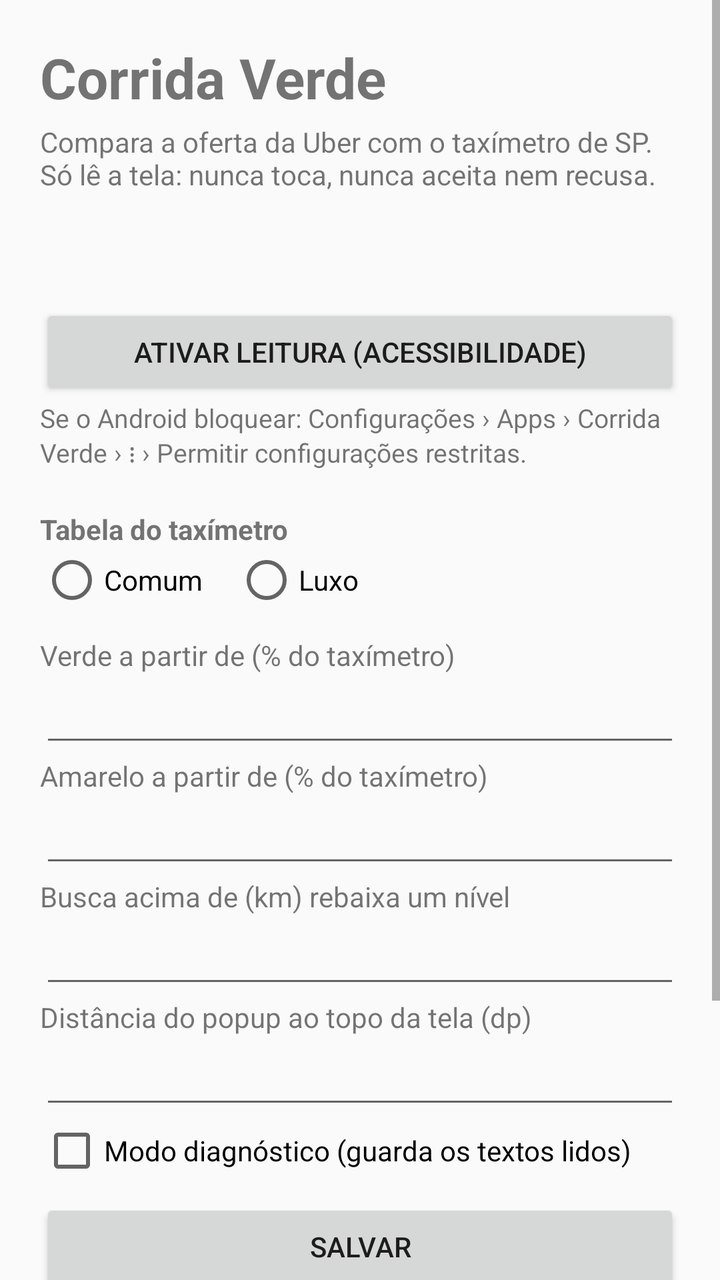
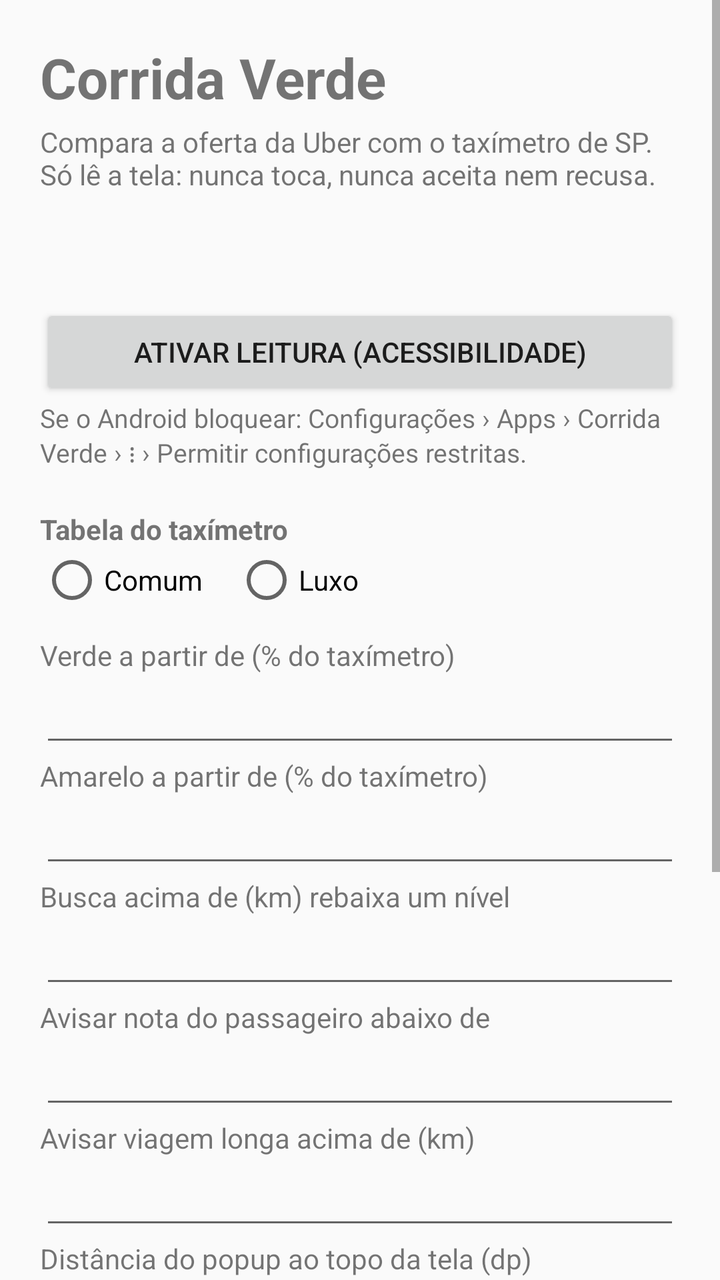

Screens rendered from an Android XML layout before and after an edit, with the pre-edit source and the edit as a unified diff.
<!-- AndroidManifest.xml: application theme android:Theme.Material.Light -->
<!-- res/layout/activity_main.xml -->
<?xml version="1.0" encoding="utf-8"?>
<ScrollView xmlns:android="http://schemas.android.com/apk/res/android"
    android:layout_width="match_parent"
    android:layout_height="match_parent"
    android:fitsSystemWindows="true">

    <LinearLayout
        android:layout_width="match_parent"
        android:layout_height="wrap_content"
        android:orientation="vertical"
        android:padding="20dp">

        <TextView
            android:layout_width="wrap_content"
            android:layout_height="wrap_content"
            android:text="Corrida Verde"
            android:textSize="28sp"
            android:textStyle="bold" />

        <TextView
            android:layout_width="wrap_content"
            android:layout_height="wrap_content"
            android:layout_marginTop="4dp"
            android:text="Compara a oferta da Uber com o taxímetro de SP. Só lê a tela: nunca toca, nunca aceita nem recusa." />

        <TextView
            android:id="@+id/status"
            android:layout_width="wrap_content"
            android:layout_height="wrap_content"
            android:layout_marginTop="16dp"
            android:textSize="16sp"
            android:textStyle="bold" />

        <TextView
            android:id="@+id/versao"
            android:layout_width="wrap_content"
            android:layout_height="wrap_content"
            android:textSize="13sp" />

        <Button
            android:id="@+id/ativar"
            android:layout_width="match_parent"
            android:layout_height="wrap_content"
            android:text="Ativar leitura (Acessibilidade)" />

        <TextView
            android:layout_width="wrap_content"
            android:layout_height="wrap_content"
            android:text="Se o Android bloquear: Configurações › Apps › Corrida Verde › ⋮ › Permitir configurações restritas."
            android:textSize="13sp" />

        <TextView
            android:layout_width="wrap_content"
            android:layout_height="wrap_content"
            android:layout_marginTop="20dp"
            android:text="Tabela do taxímetro"
            android:textStyle="bold" />

        <RadioGroup
            android:layout_width="wrap_content"
            android:layout_height="wrap_content"
            android:orientation="horizontal">

            <RadioButton
                android:id="@+id/comum"
                android:layout_width="wrap_content"
                android:layout_height="wrap_content"
                android:text="Comum" />

            <RadioButton
                android:id="@+id/luxo"
                android:layout_width="wrap_content"
                android:layout_height="wrap_content"
                android:layout_marginStart="16dp"
                android:text="Luxo" />
        </RadioGroup>

        <TextView
            android:layout_width="wrap_content"
            android:layout_height="wrap_content"
            android:layout_marginTop="12dp"
            android:text="Verde a partir de (% do taxímetro)" />

        <EditText
            android:id="@+id/limiteVerde"
            android:layout_width="match_parent"
            android:layout_height="wrap_content"
            android:inputType="number" />

        <TextView
            android:layout_width="wrap_content"
            android:layout_height="wrap_content"
            android:text="Amarelo a partir de (% do taxímetro)" />

        <EditText
            android:id="@+id/limiteAmarelo"
            android:layout_width="match_parent"
            android:layout_height="wrap_content"
            android:inputType="number" />

        <TextView
            android:layout_width="wrap_content"
            android:layout_height="wrap_content"
            android:text="Busca acima de (km) rebaixa um nível" />

        <EditText
            android:id="@+id/buscaMax"
            android:layout_width="match_parent"
            android:layout_height="wrap_content"
            android:inputType="numberDecimal" />

        <TextView
            android:layout_width="wrap_content"
            android:layout_height="wrap_content"
            android:text="Distância do popup ao topo da tela (dp)" />

        <EditText
            android:id="@+id/posicaoY"
            android:layout_width="match_parent"
            android:layout_height="wrap_content"
            android:inputType="number" />

        <CheckBox
            android:id="@+id/diagnostico"
            android:layout_width="wrap_content"
            android:layout_height="wrap_content"
            android:text="Modo diagnóstico (guarda os textos lidos)" />

        <Button
            android:id="@+id/salvar"
            android:layout_width="match_parent"
            android:layout_height="wrap_content"
            android:layout_marginTop="8dp"
            android:text="Salvar" />

        <Button
            android:id="@+id/testar"
            android:layout_width="match_parent"
            android:layout_height="wrap_content"
            android:text="Testar popup" />

        <TextView
            android:layout_width="wrap_content"
            android:layout_height="wrap_content"
            android:layout_marginTop="20dp"
            android:text="Última leitura (diagnóstico)"
            android:textStyle="bold" />

        <TextView
            android:id="@+id/textoDiagnostico"
            android:layout_width="match_parent"
            android:layout_height="wrap_content"
            android:fontFamily="monospace"
            android:textIsSelectable="true"
            android:textSize="12sp" />

        <Button
            android:id="@+id/compartilhar"
            android:layout_width="match_parent"
            android:layout_height="wrap_content"
            android:text="Enviar diagnóstico" />
    </LinearLayout>
</ScrollView>
<!-- resources referenced by this layout -->
<resources>

</resources>

<!-- the commit's change to res/layout/activity_main.xml (unified diff, before → after) -->
@@ -112,6 +112,28 @@
         <TextView
             android:layout_width="wrap_content"
             android:layout_height="wrap_content"
+            android:text="Avisar nota do passageiro abaixo de" />
+
+        <EditText
+            android:id="@+id/notaMinima"
+            android:layout_width="match_parent"
+            android:layout_height="wrap_content"
+            android:inputType="numberDecimal" />
+
+        <TextView
+            android:layout_width="wrap_content"
+            android:layout_height="wrap_content"
+            android:text="Avisar viagem longa acima de (km)" />
+
+        <EditText
+            android:id="@+id/viagemLonga"
+            android:layout_width="match_parent"
+            android:layout_height="wrap_content"
+            android:inputType="numberDecimal" />
+
+        <TextView
+            android:layout_width="wrap_content"
+            android:layout_height="wrap_content"
             android:text="Distância do popup ao topo da tela (dp)" />
 
         <EditText
